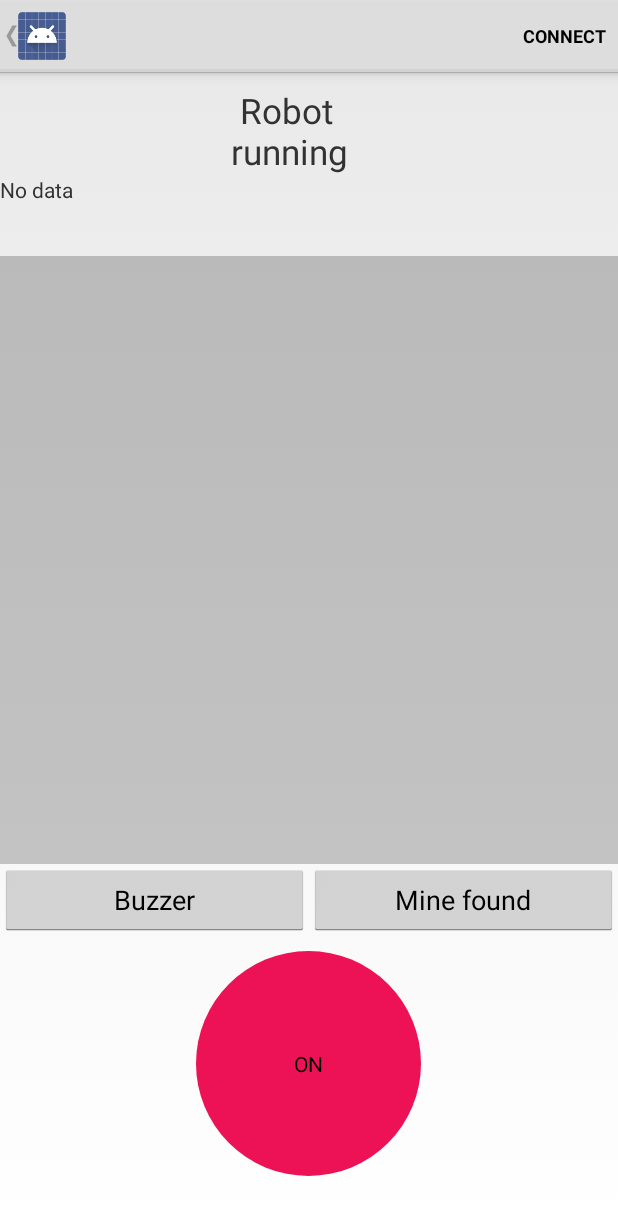
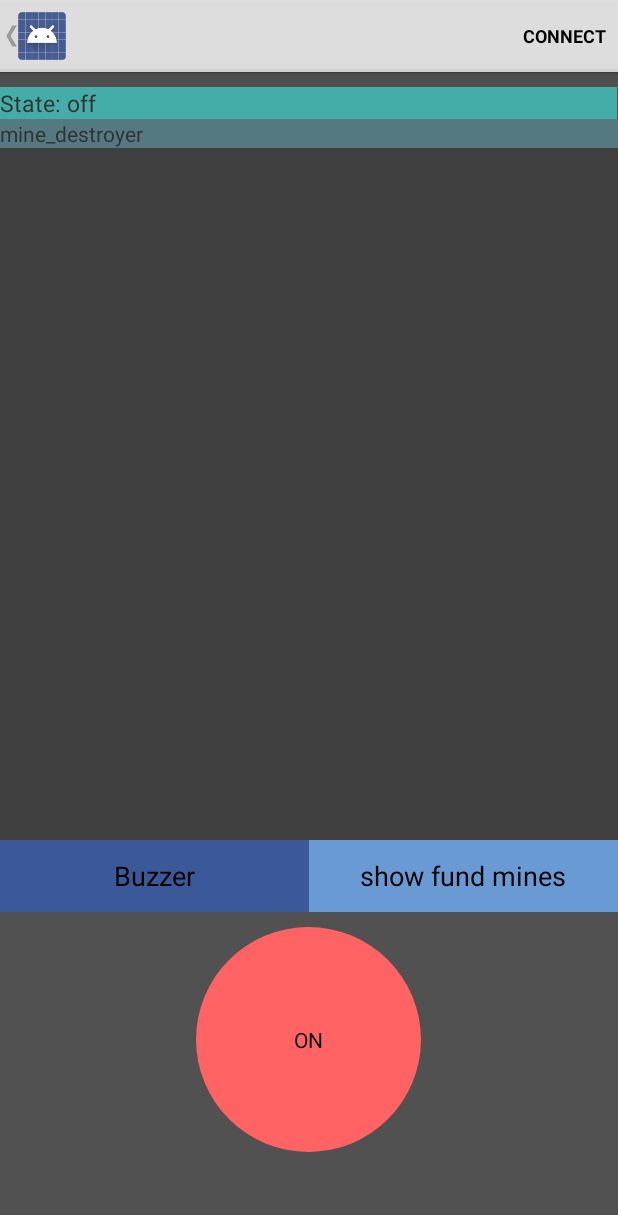
Before and after one commit to AntonioSurer/MineDetector-App, an Android app: the DeviceControlActivity screen opened directly, with no data from a screen before it, after a tap on "OFF", on a phone screen of 412 x 824 dp. Shown: the top 1215 px of the screen. Run offline under Robolectric (Android 15) with nearby library versions, the phone set to English and light mode, and no system bars; 4 statements that could not run were skipped; 2 other taps on this screen came first.

Commit message:
design : toggle button color

```diff
--- a/Application/src/main/java/com/example/android/bluetoothlegatt/DeviceControlActivity.java
+++ b/Application/src/main/java/com/example/android/bluetoothlegatt/DeviceControlActivity.java
@@ -33,13 +33,16 @@ import android.util.Log;
 import android.view.Menu;
 import android.view.MenuItem;
 import android.view.View;
+import android.widget.Button;
 import android.widget.CompoundButton;
 import android.widget.ExpandableListView;
+import android.widget.ListView;
 import android.widget.SimpleExpandableListAdapter;
 import android.widget.TextView;
 import android.widget.Toast;
 import android.widget.Toast;
 import android.widget.ToggleButton;
+import android.widget.ArrayAdapter;
 
 
 import java.util.ArrayList;
@@ -62,6 +65,8 @@ public class DeviceControlActivity extends Activity {
 
     private TextView mConnectionState;
     private TextView mDataField;
+    private ListView mList;
+    private Button CoordList;
     private String mDeviceName;
     private String mDeviceAddress;
     private ExpandableListView mGattServicesList;
@@ -181,6 +186,8 @@ public class DeviceControlActivity extends Activity {
 
       */
         mDataField = (TextView) findViewById(R.id.data_value);
+        mList = (ListView) findViewById(R.id.listView);
+        CoordList = (Button)  findViewById(R.id.button);
 
         getActionBar().setTitle(mDeviceName);
         getActionBar().setDisplayHomeAsUpEnabled(true);
@@ -193,19 +200,39 @@ public class DeviceControlActivity extends Activity {
 
 
 
+        CoordList.setOnClickListener(new View.OnClickListener() {
+            public void onClick(View v){
+                Vibrator vib = (Vibrator) getSystemService(Context.VIBRATOR_SERVICE);
+                Log.w(TAG, "CoorList");
+                Intent myIntent = new Intent(DeviceControlActivity.this, ListedCoord.class);
+                vib.vibrate(200);
+                startActivity(myIntent);
+            }
+        });
+
+
     }
 
+
    public void changestateButton(View view){
+
+       Button btn = (Button) findViewById(R.id.button3);
+       //set the button background from drawable resource xml file
+       btn.setBackground(getResources().getDrawable(R.drawable.round_button));
+
     boolean checked = ((ToggleButton)view).isChecked();
     if(checked){
-         mBluetoothLeService.writeCustomCharacteristic(111);
-         textView.setText(" Robot running");
-         textView.setVisibility(view.VISIBLE);
+        mBluetoothLeService.writeCustomCharacteristic(50);
+
+        if(mBluetoothLeService != null) {
+            mBluetoothLeService.readCustomCharacteristic();
+        }
+        textView.setText("State: off");
+        textView.setVisibility(view.VISIBLE);
    }
     else{
-        mBluetoothLeService.writeCustomCharacteristic(101);
-        textView.setText("Robot stop");
-
+        mBluetoothLeService.writeCustomCharacteristic(54);
+        textView.setText("State: on");
     }
 
    }
@@ -274,15 +301,28 @@ public class DeviceControlActivity extends Activity {
 
     private void displayData(String data) {
         if (data != null) {
+            mList.setAdapter(new ArrayAdapter<Data.ToDo>(
+                    this,
+                    android.R.layout.simple_list_item_1,
+                    Data.todos
+            ));
+
+
             if (data.equals("0")) {
-                Vibrator vib = (Vibrator) getSystemService(Context.VIBRATOR_SERVICE);
-                mDataField.setText("Mine Found!");
-                vib.vibrate(500);
+                mDataField.setText("Calibration done!");
+                Data.todos.add(new Data.ToDo("Calibration done!"));
             }
-         else
-              mDataField.setText(data);
-          Log.w(TAG, ""+data);
 
+            else {
+
+                DataCoord.todo.add(new DataCoord.ToDos("\r\n"+data));
+                Data.todos.add(new Data.ToDo("Mine Found!"));
+
+
+                Log.w(TAG, "" + data);
+
+
+            }
         }
     }
 
@@ -355,15 +395,13 @@ public class DeviceControlActivity extends Activity {
     public void onClickWrite(View v){
         if(mBluetoothLeService != null) {
             Vibrator vib = (Vibrator) getSystemService(Context.VIBRATOR_SERVICE);
-            mBluetoothLeService.writeCustomCharacteristic(100);
+            mBluetoothLeService.writeCustomCharacteristic(56);
             vib.vibrate(200);
         }
     }
 
     public void onClickRead(View v){
-        if(mBluetoothLeService != null) {
-            mBluetoothLeService.readCustomCharacteristic();
-        }
+
     }
 
 
--- /dev/null
+++ b/Application/src/main/res/drawable-hdpi/custom_button.xml
@@ -0,0 +1,11 @@
+<?xml version="1.0" encoding="utf-8"?>
+<selector xmlns:android="http://schemas.android.com/apk/res/android">
+    <item
+
+        android:drawable="@drawable/round_button_pressed"
+        android:state_checked="true" />
+    <item
+        android:drawable="@drawable/round_button"
+        android:state_checked="false" />
+
+</selector>
--- a/Application/src/main/res/drawable-hdpi/round_button.xml
+++ b/Application/src/main/res/drawable-hdpi/round_button.xml
@@ -1,7 +1,8 @@
 <?xml version="1.0" encoding="utf-8"?>
-<shape xmlns:android="http://schemas.android.com/apk/res/android"
-    android:shape="rectangle">
-    <solid android:color="#ED1255"/>
-    <corners android:radius="200dp"/>
+<shape xmlns:android="http://schemas.android.com/apk/res/android">
+
+        android:shape="rectangle">
+        <solid android:color="#ff6363" />
+        <corners android:radius="200dp"/>
 
 </shape>
--- /dev/null
+++ b/Application/src/main/res/drawable-hdpi/round_button_pressed.xml
@@ -0,0 +1,8 @@
+<?xml version="1.0" encoding="utf-8"?>
+<shape xmlns:android="http://schemas.android.com/apk/res/android">
+
+    android:shape="rectangle">
+    <solid android:color="#009688" />
+    <corners android:radius="200dp"/>
+
+</shape>
--- a/Application/src/main/res/layout/led_control.xml
+++ b/Application/src/main/res/layout/led_control.xml
@@ -5,35 +5,41 @@
     android:layout_width="match_parent"
     android:layout_height="match_parent"
     android:gravity="center_horizontal"
-    >
+    android:background="#515151"
+    android:weightSum="100">
 
     <TextView
         android:id="@+id/status_robot"
-        android:layout_width="103dp"
+        android:layout_width="411dp"
         android:layout_height="wrap_content"
+        android:layout_marginTop="10dp"
+        android:background="#45ADA8"
         android:text="Status"
-        android:textSize="23sp"
-        android:layout_marginTop="10dp"/>
-
+        android:textSize="15sp" />
 
     <TextView
         android:id="@+id/data_value"
         android:layout_width="match_parent"
-        android:layout_height="54dp"
+        android:layout_height="wrap_content"
         android:orientation="horizontal"
-        android:text="@string/no_data"/>
+        android:background=" #547980 "
+        android:text="mine_destroyer"/>
 
         />
 
+
     <ListView
+        android:id="@+id/listView"
         android:layout_width="match_parent"
+        android:layout_height="461dp"
         android:background="@color/cardview_shadow_start_color"
-        android:layout_height="405dp" />
-
+        android:stackFromBottom="true"
+        android:transcriptMode="alwaysScroll" />
 
     <LinearLayout
         android:layout_width="match_parent"
         android:layout_height="wrap_content"
+        android:background="#FF5722"
         android:gravity="center_horizontal"
         android:orientation="horizontal">>
 
@@ -42,6 +48,7 @@
             android:layout_width="0dp"
             android:layout_height="wrap_content"
             android:layout_weight="50"
+            android:background="#3B5998"
             android:onClick="onClickWrite"
             android:text="Buzzer" />
 
@@ -50,8 +57,8 @@
             android:layout_width="0dp"
             android:layout_height="wrap_content"
             android:layout_weight="50"
-            android:onClick="onClickRead"
-            android:text="Mine found" />
+            android:background="#699ad4"
+            android:text="show fund mines" />
     </LinearLayout>
 
     <ToggleButton
@@ -59,11 +66,10 @@
         android:layout_width="150dp"
         android:layout_height="150dp"
         android:layout_marginTop="10dp"
-        android:background="@drawable/round_button"
+        android:background="@drawable/custom_button"
+        android:checked="true"
         android:onClick="changestateButton"
-
-
-        android:text="start-stop" />
+        android:text="start/stop" />
 
 
 
--- a/Application/src/main/res/values/strings.xml
+++ b/Application/src/main/res/values/strings.xml
@@ -1,5 +1,4 @@
-<?xml version="1.0" encoding="utf-8"?>
-<!-- Copyright (C) 2013 The Android Open Source Project
+<?xml version="1.0" encoding="utf-8"?><!-- Copyright (C) 2013 The Android Open Source Project
 
      Licensed under the Apache License, Version 2.0 (the "License");
      you may not use this file except in compliance with the License.
```
Also changed, not shown: Application/build.gradle (+8 -8 lines), Application/src/main/AndroidManifest.xml (+26 -34 lines), Application/src/main/java/com/example/android/bluetoothlegatt/Data.java (added, +17 -0 lines), Application/src/main/java/com/example/android/bluetoothlegatt/DataCoord.java (added, +17 -0 lines), Application/src/main/java/com/example/android/bluetoothlegatt/ListedCoord.java (added, +23 -0 lines), Application/src/main/res/layout/activity_listed_coord.xml (added, +15 -0 lines), 1881 other files.
